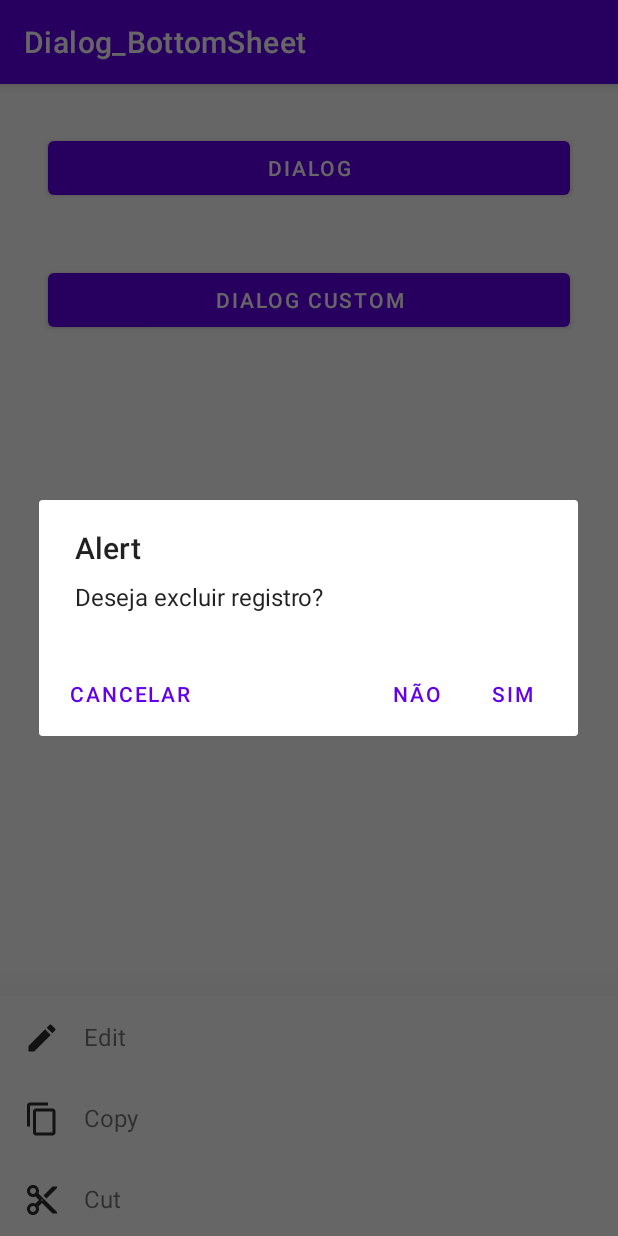
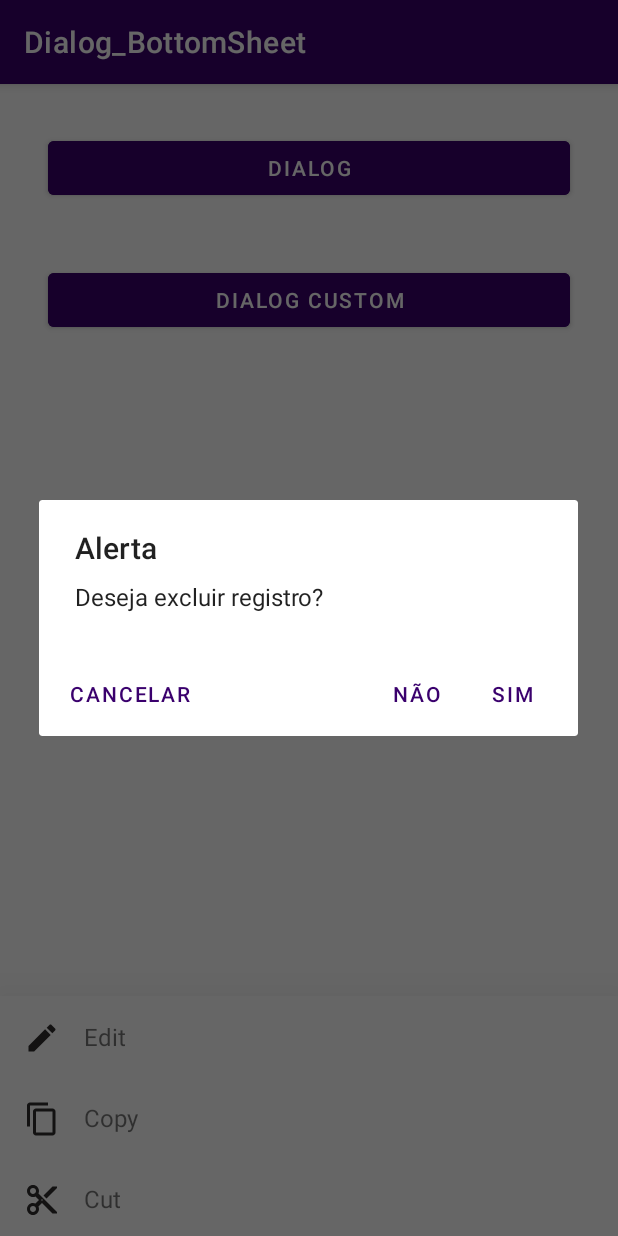
Before and after one commit to Kjully01/Dialog_BottomSheet, an Android app: the screen it shows after launch (MainActivity), after a tap on "DIALOG", on a phone screen of 412 x 824 dp. Run offline under Robolectric (Android 15) with nearby library versions, the phone set to English and light mode, and no system bars; Roboto replaces fonts that are not available here.

Commit message:
update layout

```diff
--- a/app/src/main/java/br/com/dialog_bottomsheet/MainActivity.kt
+++ b/app/src/main/java/br/com/dialog_bottomsheet/MainActivity.kt
@@ -29,12 +29,11 @@ class MainActivity : AppCompatActivity() {
         binding?.btnDialogCustom?.setOnClickListener{
             dialogCustom()
         }
-
     }
 
     private fun dialog() {
         val builder: AlertDialog.Builder = AlertDialog.Builder(this)
-        builder.setTitle("Alert")
+        builder.setTitle("Alerta")
         builder.setMessage("Deseja excluir registro?")
         builder.setPositiveButton("Sim", object : DialogInterface.OnClickListener {
             override fun onClick(p0: DialogInterface?, p1: Int) {
--- a/app/src/main/res/layout/activity_main.xml
+++ b/app/src/main/res/layout/activity_main.xml
@@ -17,7 +17,8 @@
         android:id="@+id/btnDialog"
         android:layout_width="match_parent"
         android:layout_height="wrap_content"
-        android:text="dialog"
+        android:backgroundTint="@color/button"
+        android:text="@string/dialog_button"
         android:layout_margin="32dp"
         />
 
@@ -25,7 +26,8 @@
         android:id="@+id/btnDialogCustom"
         android:layout_width="match_parent"
         android:layout_height="wrap_content"
-        android:text="dialog custom"
+        android:text="@string/dialog_custom_button"
+        android:backgroundTint="@color/button"
         android:layout_marginHorizontal="32dp"
         android:layout_marginVertical="120dp"/>
 
--- a/app/src/main/res/layout/bottom_sheet.xml
+++ b/app/src/main/res/layout/bottom_sheet.xml
@@ -24,7 +24,7 @@
         android:id="@+id/tvEdit"
         android:layout_width="wrap_content"
         android:layout_height="wrap_content"
-        android:text="Edit"
+        android:text="@string/edit"
         android:textSize="16sp"
         android:layout_marginHorizontal="16dp"
         app:layout_constraintTop_toTopOf="parent"
@@ -42,7 +42,7 @@
         android:id="@+id/tvCopy"
         android:layout_width="wrap_content"
         android:layout_height="wrap_content"
-        android:text="Copy"
+        android:text="@string/copy"
         android:textSize="16sp"
         android:layout_marginTop="32dp"
         app:layout_constraintTop_toBottomOf="@id/tvEdit"
@@ -60,7 +60,7 @@
         android:id="@+id/tvCut"
         android:layout_width="wrap_content"
         android:layout_height="wrap_content"
-        android:text="Cut"
+        android:text="@string/cut"
         android:textSize="16sp"
         android:layout_marginTop="32dp"
         app:layout_constraintTop_toBottomOf="@id/tvCopy"
@@ -78,7 +78,7 @@
         android:id="@+id/tvMove"
         android:layout_width="wrap_content"
         android:layout_height="wrap_content"
-        android:text="Move"
+        android:text="@string/move"
         android:textSize="16sp"
         android:layout_marginTop="32dp"
         app:layout_constraintTop_toBottomOf="@id/tvCut"
@@ -96,7 +96,7 @@
         android:id="@+id/tvDelete"
         android:layout_width="wrap_content"
         android:layout_height="wrap_content"
-        android:text="Delete"
+        android:text="@string/delete"
         android:textSize="16sp"
         android:layout_marginTop="32dp"
         app:layout_constraintTop_toBottomOf="@id/tvMove"
--- a/app/src/main/res/layout/custom_dialog.xml
+++ b/app/src/main/res/layout/custom_dialog.xml
@@ -47,6 +47,7 @@
         android:text="@string/cancel"
         android:layout_marginHorizontal="32dp"
         android:layout_marginBottom="32dp"
+        android:backgroundTint="@color/button"
         app:layout_constraintStart_toStartOf="parent"
         app:layout_constraintTop_toBottomOf="@id/description"/>
 
@@ -57,6 +58,7 @@
         android:text="@string/confirm"
         android:layout_marginHorizontal="32dp"
         android:layout_marginBottom="32dp"
+        android:backgroundTint="@color/button"
         app:layout_constraintTop_toTopOf="@id/btn_dismiss"
         app:layout_constraintEnd_toEndOf="parent"/>
 
--- a/app/src/main/res/values/colors.xml
+++ b/app/src/main/res/values/colors.xml
@@ -10,4 +10,5 @@
 
     <color name="dialog_custom">#511497</color>
     <color name="dialog_custom_desc">#612E9C</color>
+    <color name="button">#3A006D</color>
 </resources>
--- a/app/src/main/res/values/strings.xml
+++ b/app/src/main/res/values/strings.xml
@@ -6,4 +6,11 @@
     <string name="confirm">Ok</string>
     <string name="title">Code Like a Girl</string>
     <string name="description">O nosso propósito é promover mais mulheres na tecnologia!</string>
+    <string name="dialog_button">dialog</string>
+    <string name="dialog_custom_button">dialog custom</string>
+    <string name="edit">Edit</string>
+    <string name="copy">Copy</string>
+    <string name="cut">Cut</string>
+    <string name="move">Move</string>
+    <string name="delete">Delete</string>
 </resources>
--- a/app/src/main/res/values/themes.xml
+++ b/app/src/main/res/values/themes.xml
@@ -2,8 +2,8 @@
     <!-- Base application theme. -->
     <style name="Theme.Dialog_BottomSheet" parent="Theme.MaterialComponents.DayNight.DarkActionBar">
         <!-- Primary brand color. -->
-        <item name="colorPrimary">@color/purple_500</item>
-        <item name="colorPrimaryVariant">@color/purple_700</item>
+        <item name="colorPrimary">@color/button</item>
+        <item name="colorPrimaryVariant">@color/button</item>
         <item name="colorOnPrimary">@color/white</item>
         <!-- Secondary brand color. -->
         <item name="colorSecondary">@color/teal_200</item>
@@ -26,4 +26,8 @@
         <item name="android:textColor">@color/dialog_custom_desc</item>
     </style>
 
+    <style name="button">
+        <item name="backgroundTint">@color/button</item>
+    </style>
+
 </resources>
```
